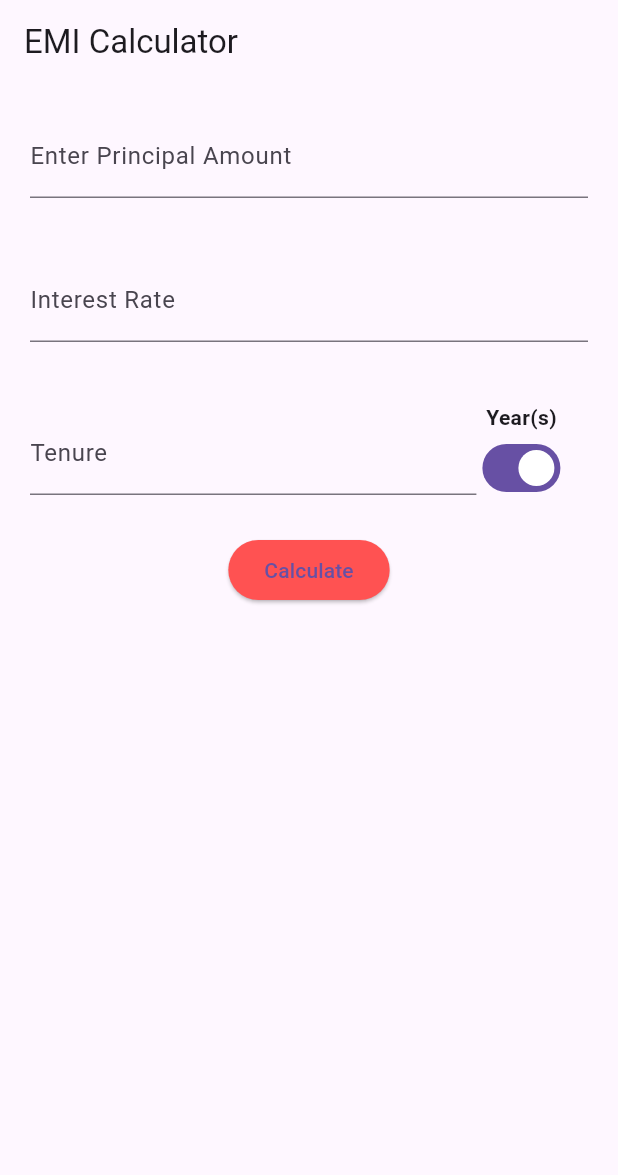
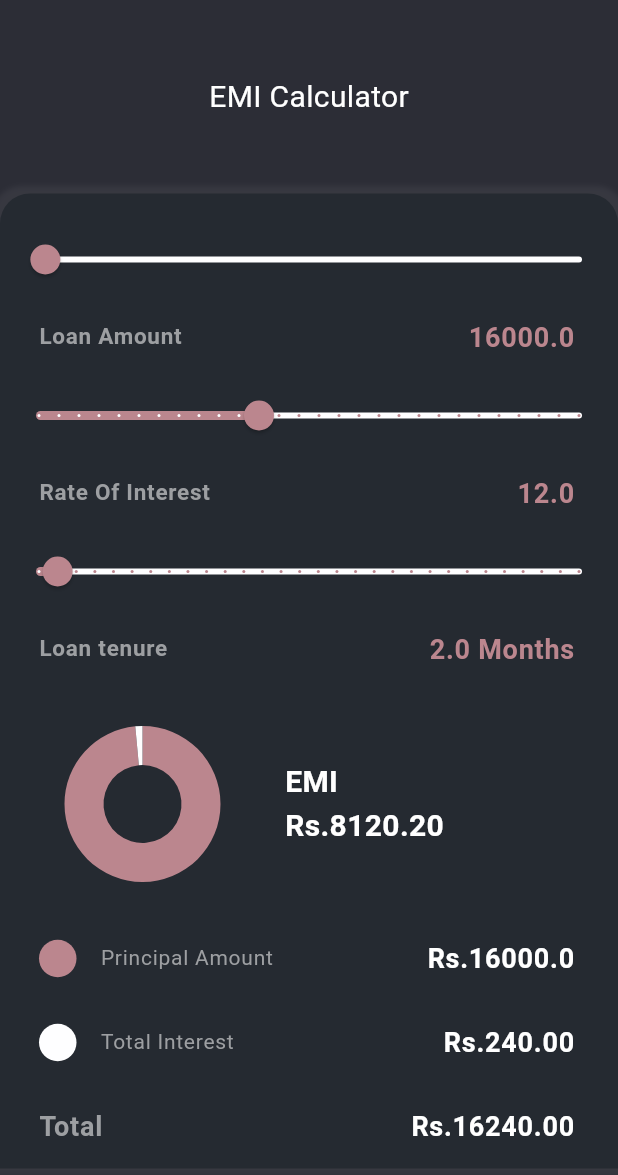
Before and after one commit to 21ruchighori/emi-calculator, a Flutter app: the screen it shows after launch, on a phone screen of 412 x 824 dp. Shown: the top 1175 px of the screen. Run offline on Flutter 3.47's test engine with Material 3 defaults, Android fonts, the phone set to English and light mode, and no system bars; our stand-ins replace syncfusion_flutter_charts.

Commit message:
emi calculator

```diff
--- a/lib/main.dart
+++ b/lib/main.dart
@@ -1,6 +1,8 @@
 import 'dart:math';
 
 import 'package:flutter/material.dart';
+import 'package:my_app2/widgets/common_listtile.dart';
+import 'package:syncfusion_flutter_charts/charts.dart';
 
 void main() {
   runApp(const MyApp());
@@ -14,191 +16,225 @@
     return const MaterialApp(
         themeMode: ThemeMode.system,
         debugShowCheckedModeBanner: false,
-        home: HomeScreen(),
-        title: "My Application"
+        home: EmiCalculator(),
+        title: "My Application");
+  }
+}
+
+class EmiCalculator extends StatefulWidget {
+  const EmiCalculator({Key? key}) : super(key: key);
+
+  @override
+  State<EmiCalculator> createState() => _EmiCalculatorState();
+}
+
+class _EmiCalculatorState extends State<EmiCalculator> {
+  double loanAmountSliderValue = 16000;
+  double rateOfInterestSliderValue = 12;
+  double loanTenureSliderValue = 2;
+  double? emi;
+  String? formattedEmi,formattedTotalInterest,formattedTotalAmount;
+  List<PieData> data=[];
+  void calculateEmiAmount(){
+    double monthlyInterestRate = (rateOfInterestSliderValue / 12) / 100;
+    int totalInstallments = (loanTenureSliderValue).round();
+
+    emi = loanAmountSliderValue *
+        monthlyInterestRate *
+        pow(1 + monthlyInterestRate, totalInstallments) /
+        (pow(1 + monthlyInterestRate, totalInstallments) - 1);
+    // print("Emi : $emi");
+     formattedEmi = emi!.toStringAsFixed(2);
+
+    double totalRepayment = emi! * totalInstallments;
+    double totalInterest = totalRepayment - loanAmountSliderValue;
+     formattedTotalInterest = totalInterest.round().toStringAsFixed(2);
+    double totalAmount = loanAmountSliderValue + totalInterest;
+     formattedTotalAmount = totalAmount.round().toStringAsFixed(2);
+     data = [
+      PieData('Total Principal Amount', loanAmountSliderValue,
+          const Color(0xFFBB868E)),
+      PieData('Emi', totalInterest, const Color(0xFFFEFEFF)),
+    ];
+  }
+  @override
+  Widget build(BuildContext context) {
+    calculateEmiAmount();
+    return Scaffold(
+      body: SingleChildScrollView(
+        child: Column(
+          mainAxisAlignment: MainAxisAlignment.end,
+          children: [
+            const SizedBox(
+              height: 50,
+            ),
+            const Text(
+              "EMI Calculator",
+              style: TextStyle(color: Colors.white, fontSize: 20),
+            ),
+            const SizedBox(
+              height: 50,
+            ),
+            Container(
+              // height: MediaQuery.of(context).size.height,
+              decoration:  BoxDecoration(
+                borderRadius: const BorderRadius.vertical(
+                  top: Radius.circular(20),
+                ),
+                color: const Color(0xFF252A31),
+                boxShadow: [
+                  BoxShadow(
+                      color: Colors.white.withOpacity(0.05), spreadRadius: 5, blurRadius: 2),
+                ],
+              ),
+              child: Column(
+                mainAxisAlignment: MainAxisAlignment.start,
+                children: [
+                  const SizedBox(
+                    height: 20,
+                  ),
+                  Slider(
+                    value: loanAmountSliderValue,
+                    max: 100000,
+                    min: 15000,
+                    divisions: 85,
+                    activeColor: const Color(0xFFBB868E),
+                    inactiveColor: const Color(0xFFFEFEFF),
+                    label: loanAmountSliderValue.round().toString(),
+                    onChanged: (double value) {
+                      setState(() {
+                        loanAmountSliderValue = value;
+                      });
+                    },
+                  ),
+                  listTile(false,
+                      title: "Loan Amount", subTitle: "$loanAmountSliderValue"),
+                  Slider(
+                    value: rateOfInterestSliderValue,
+                    max: 28,
+                    min: 1,
+                    divisions: 27,
+                    activeColor: const Color(0xFFBB868E),
+                    inactiveColor: const Color(0xFFFEFEFF),
+                    label: rateOfInterestSliderValue.round().toString(),
+                    onChanged: (double value) {
+                      setState(() {
+                        rateOfInterestSliderValue = value;
+                      });
+                    },
+                  ),
+                  listTile(false,
+                      title: "Rate Of Interest",
+                      subTitle: "$rateOfInterestSliderValue"),
+                  Slider(
+                    value: loanTenureSliderValue,
+                    max: 30,
+                    min: 1,
+                    divisions: 29,
+                    activeColor: const Color(0xFFBB868E),
+                    inactiveColor: const Color(0xFFFEFEFF),
+                    label: loanTenureSliderValue.round().toString(),
+                    onChanged: (double value) {
+                      setState(() {
+                        loanTenureSliderValue = value;
+                      });
+                    },
+                  ),
+                  listTile(false,
+                      title: "Loan tenure",
+                      subTitle: "$loanTenureSliderValue Months"),
+                  Row(
+                    children: [
+                      const SizedBox(
+                        width: 20,
+                      ),
+                      SizedBox(
+                        height: 150,
+                        width: 150,
+                        child: SfCircularChart(
+                            legend: const Legend(isVisible: false),
+                            series: <DoughnutSeries<PieData, String>>[
+                              DoughnutSeries<PieData, String>(
+                                explode: false,
+                                explodeIndex: 0,
+                                dataSource: data,
+                                pointColorMapper: (PieData data, _) =>
+                                    data.color,
+                                xValueMapper: (PieData data, _) => data.xData,
+                                yValueMapper: (PieData data, _) => data.yData,
+                                // dataLabelMapper: (PieData data, _) => data.text,
+                                dataLabelSettings:
+                                    const DataLabelSettings(isVisible: false),
+                              ),
+                            ]),
+                      ),
+                      const SizedBox(
+                        width: 20,
+                      ),
+                      Column(
+                        crossAxisAlignment: CrossAxisAlignment.start,
+                        children: [
+                          const Text(
+                            "EMI",
+                            style: TextStyle(
+                              color: Colors.white,
+                              fontSize: 20,
+                              fontWeight: FontWeight.w700,
+                            ),
+                          ),
+                          Text(
+                            "Rs.$formattedEmi",
+                            style: const TextStyle(
+                              color: Colors.white,
+                              fontSize: 20,
+                              fontWeight: FontWeight.w700,
+                            ),
+                          ),
+                        ],
+                      )
+                    ],
+                  ),
+                  listTile(
+                    true,
+                    title: "Principal Amount",
+                    subTitle: "Rs.$loanAmountSliderValue",
+                    containerColor: const Color(0xFFBB868E),
+                    fontSize: 14,
+                    fontWeight: FontWeight.w400,
+                    subTitleColor: Colors.white,
+                  ),
+                  listTile(
+                    true,
+                    title: "Total Interest",
+                    subTitle: "Rs.$formattedTotalInterest",
+                    containerColor: const Color(0xFFFEFEFF),
+                    fontSize: 14,
+                    fontWeight: FontWeight.w400,
+                    subTitleColor: Colors.white,
+                  ),
+                  listTile(
+                    false,
+                    title: "Total",
+                    subTitle: "Rs.$formattedTotalAmount",
+                    fontSize: 18,
+                    subTitleColor: Colors.white,
+                  ),
+                ],
+              ),
+            ),
+          ],
+        ),
+      ),
+      backgroundColor: const Color(0xFF2C2D36),
     );
   }
 }
 
-class HomeScreen extends StatefulWidget {
-  const HomeScreen({super.key});
 
-  @override
-  HomeScreenState createState() => HomeScreenState();
+class PieData {
+  PieData(this.xData, this.yData, this.color);
+
+  final String xData;
+  final num yData;
+  final Color color;
 }
-
-class HomeScreenState extends State<HomeScreen> {
-
-  final List _tenureTypes = [ 'Month(s)', 'Year(s)' ];
-  String _tenureType = "Year(s)";
-  String _emiResult = "";
-
-  final TextEditingController _principalAmount = TextEditingController();
-  final TextEditingController _interestRate = TextEditingController();
-  final TextEditingController _tenure = TextEditingController();
-
-  bool _switchValue = true;
-
-
-  @override
-  Widget build(BuildContext context) {
-    return Scaffold(
-        appBar: AppBar(
-            title: const Text("EMI Calculator"),
-            elevation: 0.0
-        ),
-
-        body: Center(
-            child: Container(
-                child: Column(
-                  children: <Widget>[
-                    Container(
-                        padding: const EdgeInsets.all(20.0),
-                        child: TextField(
-                          controller: _principalAmount,
-                          decoration: const InputDecoration(
-                              labelText: "Enter Principal Amount"
-                          ),
-                          keyboardType: TextInputType.number,
-
-                        )
-                    ),
-
-                    Container(
-                        padding: const EdgeInsets.all(20.0),
-                        child: TextField(
-                          controller: _interestRate,
-                          decoration: const InputDecoration(
-                              labelText: "Interest Rate"
-                          ),
-                          keyboardType: TextInputType.number,
-                        )
-                    ),
-
-                    Container(
-                        padding: const EdgeInsets.all(20.0),
-                        child: Row(
-                          children: <Widget>[
-                            Flexible(
-                                flex: 4,
-                                fit: FlexFit.tight,
-                                child: TextField(
-                                  controller: _tenure,
-                                  decoration: const InputDecoration(
-                                      labelText: "Tenure"
-                                  ),
-                                  keyboardType: TextInputType.number,
-                                )
-                            ),
-
-                            Flexible(
-                                flex: 1,
-                                child: Column(
-                                    children: [
-                                      Text(
-                                          _tenureType,
-                                          style: const TextStyle(
-                                              fontWeight: FontWeight.bold
-                                          )
-                                      ),
-                                      Switch(
-                                          value: _switchValue,
-                                          onChanged: (bool value) {
-                                            print(value);
-
-                                            if( value ) {
-                                              _tenureType = _tenureTypes[1];
-                                            } else {
-                                              _tenureType = _tenureTypes[0];
-                                            }
-
-                                            setState(() {
-                                              _switchValue = value;
-                                            });
-                                          }
-
-                                      )
-                                    ]
-                                )
-                            )
-                          ],
-                        )
-
-                    ),
-
-                    Flexible(
-                        fit: FlexFit.loose,
-                        child: ElevatedButton(
-                            onPressed: _handleCalculation,
-                            child: const Text("Calculate"),
-                            style: ButtonStyle(
-                              backgroundColor: MaterialStateProperty.all(Colors.redAccent,)
-                            ),
-                            // textColor: Colors.white,
-                            // padding: const EdgeInsets.only(top: 10.0, bottom: 10.0, left: 24.0, right: 24.0)
-                        )
-                    ),
-
-                    emiResultsWidget(_emiResult)
-
-                  ],
-                )
-            )
-        )
-    );
-  }
-
-  void _handleCalculation() {
-
-    //  Amortization
-    //  A = Payemtn amount per period
-    //  P = Initial Printical (loan amount)
-    //  r = interest rate
-    //  n = total number of payments or periods
-
-    double A = 0.0;
-    int P = int.parse(_principalAmount.text);
-    double r = int.parse(_interestRate.text) / 12 / 100;
-    int n = _tenureType == "Year(s)" ? int.parse(_tenure.text) * 12  : int.parse(_tenure.text);
-
-    A = (P * r * pow((1+r), n) / ( pow((1+r),n) -1));
-
-    _emiResult = A.toStringAsFixed(2);
-
-    setState(() {
-
-    });
-  }
-
-
-  Widget emiResultsWidget(emiResult) {
-
-    bool canShow = false;
-    String _emiResult = emiResult;
-
-    if( _emiResult.length > 0 ) {
-      canShow = true;
-    }
-    return
-      Container(
-          margin: const EdgeInsets.only(top: 40.0),
-          child: canShow ? Column(
-              children: [
-                const Text("Your Monthly EMI is",
-                    style: TextStyle(
-                        fontSize: 18.0,
-                        fontWeight: FontWeight.bold
-                    )
-                ),
-                Container(
-                    child: Text(_emiResult,
-                        style: const TextStyle(
-                            fontSize: 50.0,
-                            fontWeight: FontWeight.bold
-                        ))
-                )
-              ]
-          ) : Container()
-      );
-  }
-}
--- /dev/null
+++ b/lib/widgets/common_listtile.dart
@@ -0,0 +1,44 @@
+
+import 'package:flutter/material.dart';
+
+Widget listTile(
+    bool hasLeading, {
+      String? title,
+      String? subTitle,
+      Color? containerColor,
+      double? fontSize,
+      FontWeight? fontWeight,
+      Color? subTitleColor,
+    }) {
+  return Padding(
+    padding: const EdgeInsets.only(left: 10, right: 5),
+    child: ListTile(
+      leading: hasLeading
+          ? Container(
+        height: 25,
+        width: 25,
+        decoration: BoxDecoration(
+          shape: BoxShape.circle,
+          color: containerColor,
+        ),
+      )
+          : null,
+      title: Text(
+        "$title",
+        style: TextStyle(
+          fontSize: fontSize ?? 15,
+          fontWeight: fontWeight ?? FontWeight.w600,
+          color: const Color(0xFF9D9FA2),
+        ),
+      ),
+      trailing: Text(
+        "$subTitle",
+        style: TextStyle(
+          fontSize: 18,
+          fontWeight: FontWeight.w600,
+          color: subTitleColor ?? const Color(0xFFBB868E),
+        ),
+      ),
+    ),
+  );
+}
--- a/pubspec.yaml
+++ b/pubspec.yaml
@@ -35,6 +35,7 @@
   # The following adds the Cupertino Icons font to your application.
   # Use with the CupertinoIcons class for iOS style icons.
   cupertino_icons: ^1.0.2
+  syncfusion_flutter_charts: ^25.1.39+1
 
 dev_dependencies:
   flutter_test:
```
Also changed, not shown: pubspec.lock.
